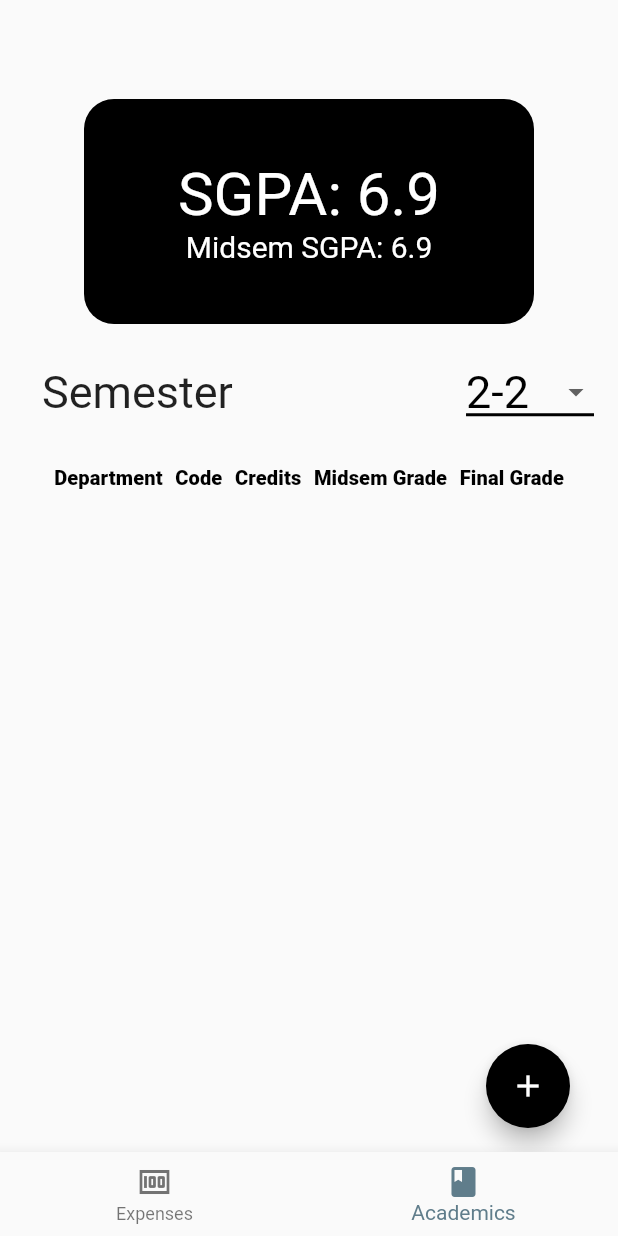
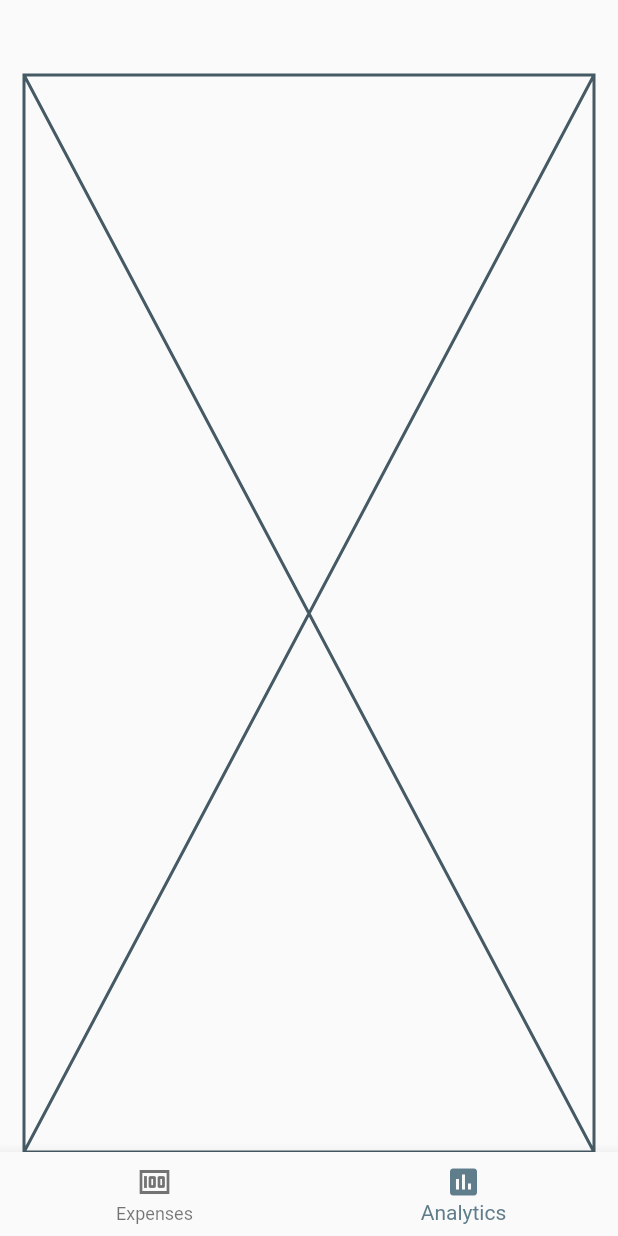
Before and after one commit to thenicekat/Trackie, a Flutter app: the screen it shows after launch, item 2 of the bottom bar chosen, on a phone screen of 412 x 824 dp. Run offline on Flutter 3.47's test engine with Material 2 defaults, Android fonts, the light colour scheme and no system bars; our stand-ins replace graphql_flutter, sqflite; accounts and stored records are empty.

Commit message:
Give up on cgpa and add analytics to expenses(atleast start)

```diff
--- a/lib/Academics/academics_page.dart
+++ /dev/null
@@ -1,232 +0,0 @@
-import 'package:flutter/material.dart';
-import 'package:shared_preferences/shared_preferences.dart';
-import 'package:trackie/Academics/add_a_subject.dart';
-
-class AcademicsPage extends StatefulWidget {
-  const AcademicsPage({Key? key}) : super(key: key);
-
-  @override
-  State<AcademicsPage> createState() => _AcademicsPageState();
-}
-
-class _AcademicsPageState extends State<AcademicsPage> {
-  String? semDropDownValue = "2-2";
-
-  void addSemToPref(String semester) async {
-    SharedPreferences prefs = await SharedPreferences.getInstance();
-    prefs.setString('sem', semester);
-  }
-
-  void getSemFromPref() async {
-    SharedPreferences prefs = await SharedPreferences.getInstance();
-    String? semester = prefs.getString('sem');
-    setState(() {
-      if (semester != null) semDropDownValue = semester;
-    });
-  }
-
-  List<String> sem = [
-    "1-1",
-    "1-2",
-    "2-1",
-    "2-2",
-    "PS-I",
-    "3-1",
-    "3-2",
-    "PS-II",
-    "4-2"
-  ];
-
-  void _showSnackBar(String message) {
-    var snackBar = const SnackBar(
-      content: Text("Server Error"),
-    );
-    ScaffoldMessenger.of(context).showSnackBar(snackBar);
-  }
-
-  @override
-  Widget build(BuildContext context) {
-    getSemFromPref();
-
-    return Scaffold(
-      body: Column(children: [
-        Padding(
-          padding: const EdgeInsets.all(16.0),
-          child: Center(
-            child: Container(
-              width: 300,
-              height: 150,
-              decoration: const BoxDecoration(
-                borderRadius: BorderRadius.only(
-                  topRight: Radius.circular(20.0),
-                  bottomRight: Radius.circular(20.0),
-                  topLeft: Radius.circular(20.0),
-                  bottomLeft: Radius.circular(20.0),
-                ),
-                color: Colors.black,
-              ),
-              child: Center(
-                child: Padding(
-                  padding: const EdgeInsets.symmetric(
-                    vertical: 40,
-                  ),
-                  child:
-                        Column(
-                          children: [
-                            Text(
-                              'SGPA: 6.9',
-                              style: const TextStyle(
-                                fontSize: 40,
-                                color: Colors.white,
-                              ),
-                            ),
-                            Text(
-                              'Midsem SGPA: 6.9',
-                              style: const TextStyle(
-                                fontSize: 20,
-                                color: Colors.white,
-                              ),
-                            )
-                          ],
-                        ),
-                ),
-              ),
-            ),
-          ),
-        ),
-        Row(
-          mainAxisAlignment: MainAxisAlignment.spaceBetween,
-          children: [
-            const Padding(
-              padding: EdgeInsets.all(12.0),
-              child: Text(
-                "Semester",
-                style: TextStyle(fontSize: 30),
-              ),
-            ),
-            DropdownButton<String>(
-              value: semDropDownValue,
-              elevation: 16,
-              style: const TextStyle(
-                color: Colors.black,
-                fontSize: 30,
-              ),
-              underline: Container(
-                height: 2,
-                color: Colors.black,
-              ),
-              items: sem.map<DropdownMenuItem<String>>((String value) {
-                return DropdownMenuItem<String>(
-                  value: value,
-                  child: Text(value),
-                );
-              }).toList(),
-              onChanged: (String? chosen) {
-                setState(() {
-                  semDropDownValue = chosen!;
-                  addSemToPref(chosen);
-                });
-              },
-            ),
-          ],
-        ),
-        Padding(
-            padding: const EdgeInsets.only(top: 4),
-            child: FittedBox(
-              child: SingleChildScrollView(
-                child: DataTable(
-                    showCheckboxColumn: false,
-                    columnSpacing: 10.0,
-                    columns: const [
-                      DataColumn(
-                        label: Text(
-                          "Department",
-                          style: TextStyle(
-                            fontWeight: FontWeight.w800,
-                            fontSize: 16,
-                          ),
-                        ),
-                      ),
-                      DataColumn(
-                        label: Text(
-                          "Code",
-                          style: TextStyle(
-                            fontWeight: FontWeight.w800,
-                            fontSize: 16,
-                          ),
-                        ),
-                      ),
-                      DataColumn(
-                        label: Text(
-                          "Credits",
-                          style: TextStyle(
-                            fontWeight: FontWeight.w800,
-                            fontSize: 16,
-                          ),
-                        ),
-                      ),
-                      DataColumn(
-                        label: Text(
-                          "Midsem Grade",
-                          style: TextStyle(
-                            fontWeight: FontWeight.w800,
-                            fontSize: 16,
-                          ),
-                        ),
-                      ),
-                      DataColumn(
-                        label: Text(
-                          "Final Grade",
-                          style: TextStyle(
-                            fontWeight: FontWeight.w800,
-                            fontSize: 16,
-                          ),
-                        ),
-                      ),
-                    ],
-                    rows: [
-                      // for (var subject in subjects)
-                      //   DataRow(
-                      //       cells: [
-                      //         DataCell(Text(subject["dept"].toString())),
-                      //         DataCell(Text(subject["code"].toString())),
-                      //         DataCell(Text(subject["credits"].toString())),
-                      //         DataCell(
-                      //             Text(subject["midsemGrade"].toString())),
-                      //         DataCell(
-                      //             Text(subject["finalGrade"].toString())),
-                      //       ],
-                      //       onSelectChanged: (value) {
-                      //         debugPrint(subject.toString());
-                      //         Navigator.of(context).push(
-                      //           MaterialPageRoute(
-                      //               builder: (BuildContext context) {
-                      //                 return AddASubject.withData(
-                      //                   dept: subject["dept"],
-                      //                   code: subject["code"],
-                      //                   credits: subject["credits"],
-                      //                   sem: subject["sem"],
-                      //                   midsemGrade: subject["midsemGrade"],
-                      //                   finalGrade: subject["finalGrade"],
-                      //                 );
-                      //               }),
-                      //         );
-                      //       }),
-                    ]),
-              ),
-            ))
-      ]),
-      floatingActionButton: FloatingActionButton(
-        backgroundColor: Colors.black,
-        onPressed: () {
-          Navigator.of(context).push(
-            MaterialPageRoute(builder: (BuildContext context) {
-              return AddASubject();
-            }),
-          );
-        },
-        child: const Icon(Icons.add),
-      ),
-    );
-  }
-}
--- /dev/null
+++ b/lib/Expenses/analytics.dart
@@ -0,0 +1,15 @@
+import 'package:flutter/material.dart';
+
+class ExpenseAnalytics extends StatefulWidget {
+  const ExpenseAnalytics({Key? key}) : super(key: key);
+
+  @override
+  State<ExpenseAnalytics> createState() => _ExpenseAnalyticsState();
+}
+
+class _ExpenseAnalyticsState extends State<ExpenseAnalytics> {
+  @override
+  Widget build(BuildContext context) {
+    return const Placeholder();
+  }
+}
--- a/lib/Expenses/expenses_page.dart
+++ b/lib/Expenses/expenses_page.dart
@@ -22,7 +22,7 @@ class _ExpensesPageState extends State<ExpensesPage> {
     final sum = await _expenseProvider.getTotalSpent();
     setState(() {
       _expenses = data;
-      totalSpent = sum;
+      totalSpent = -sum;
       isLoading = false;
     });
   }
@@ -74,7 +74,7 @@ class _ExpensesPageState extends State<ExpensesPage> {
                                     color: Colors.white,
                                   )
                                 : Text(
-                                    "-$totalSpent₹",
+                                    "$totalSpent₹",
                                     style: const TextStyle(
                                       fontSize: 45,
                                       color: Colors.white,
--- a/lib/Models/SubjectModel.dart
+++ /dev/null
@@ -1,3 +0,0 @@
-class SubjectModel {
-
-}
--- a/lib/main.dart
+++ b/lib/main.dart
@@ -3,8 +3,8 @@
 // found in the LICENSE file.
 
 import 'package:flutter/material.dart';
+import 'package:trackie/Expenses/analytics.dart';
 import 'package:trackie/Expenses/expenses_page.dart';
-import 'package:trackie/Academics/academics_page.dart';
 
 void main() async {
   // Avoid errors caused by flutter upgrade.
@@ -15,7 +15,6 @@ void main() async {
 }
 
 class MyApp extends StatefulWidget {
-
   const MyApp({Key? key}) : super(key: key);
 
   @override
@@ -29,7 +28,7 @@ class _MyAppState extends State<MyApp> {
   //Make a list of widgets
   List<Widget> pages = const [
     ExpensesPage(),
-    AcademicsPage(),
+    ExpenseAnalytics()
   ];
 
   @override
@@ -52,8 +51,8 @@ class _MyAppState extends State<MyApp> {
                     icon: Icon(Icons.money),
                   ),
                   BottomNavigationBarItem(
-                    label: 'Academics',
-                    icon: Icon(Icons.book),
+                    label: 'Analytics',
+                    icon: Icon(Icons.insert_chart),
                   ),
                 ],
                 currentIndex: currentIndex,
```
Also changed, not shown: lib/Academics/add_a_subject.dart (deleted, +0 -226 lines).
